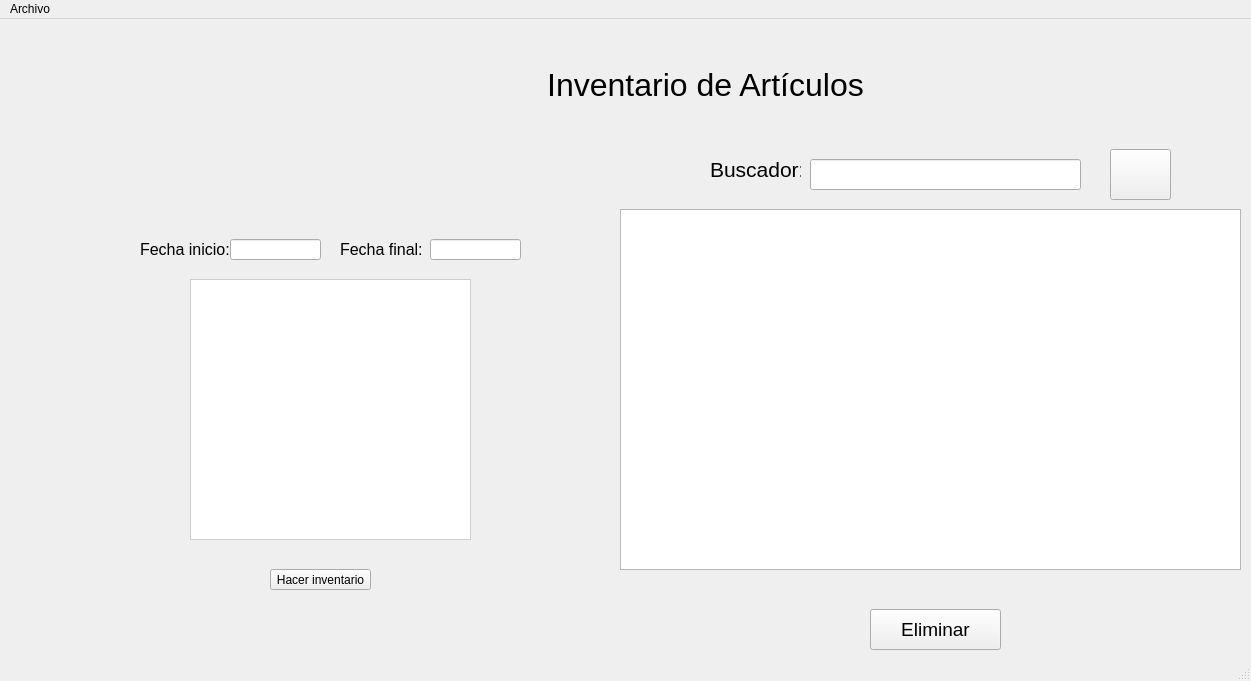
Qt form ui/inventario.ui (Moises024/sistema_de_caja) before a commit.
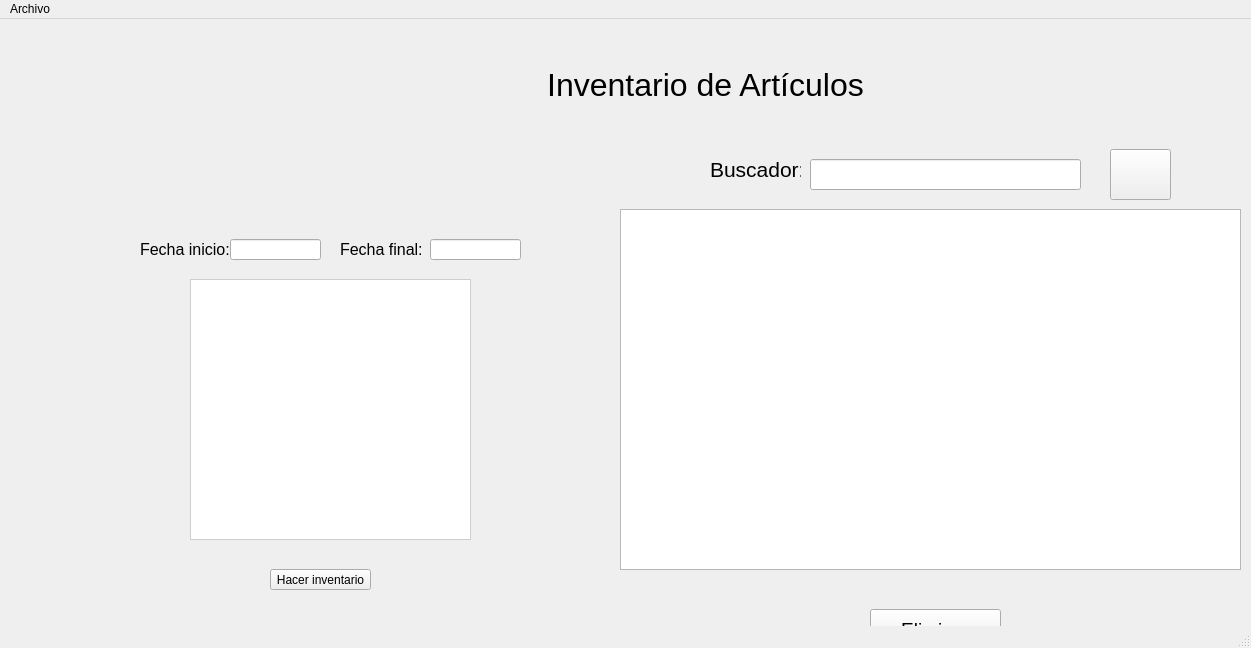
The same form after that commit. Icons and pictures are not drawn.

```diff
--- a/ui/inventario.ui
+++ b/ui/inventario.ui
@@ -7,7 +7,7 @@
     <x>0</x>
     <y>0</y>
     <width>1251</width>
-    <height>681</height>
+    <height>648</height>
    </rect>
   </property>
   <property name="windowTitle">
```
Left out of the diff: 22 changed lines with no effect on the pictures.
